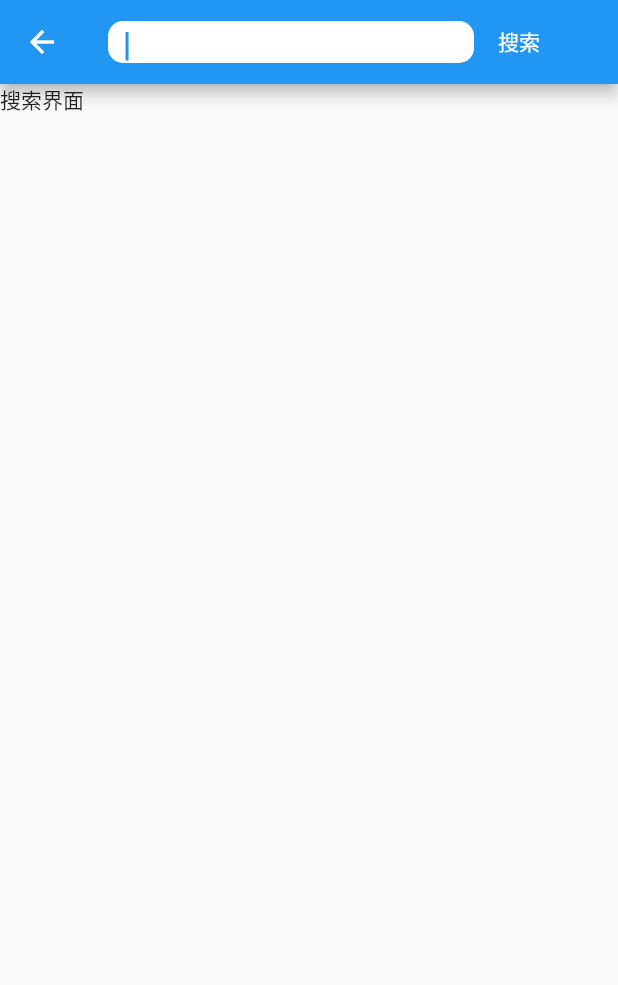
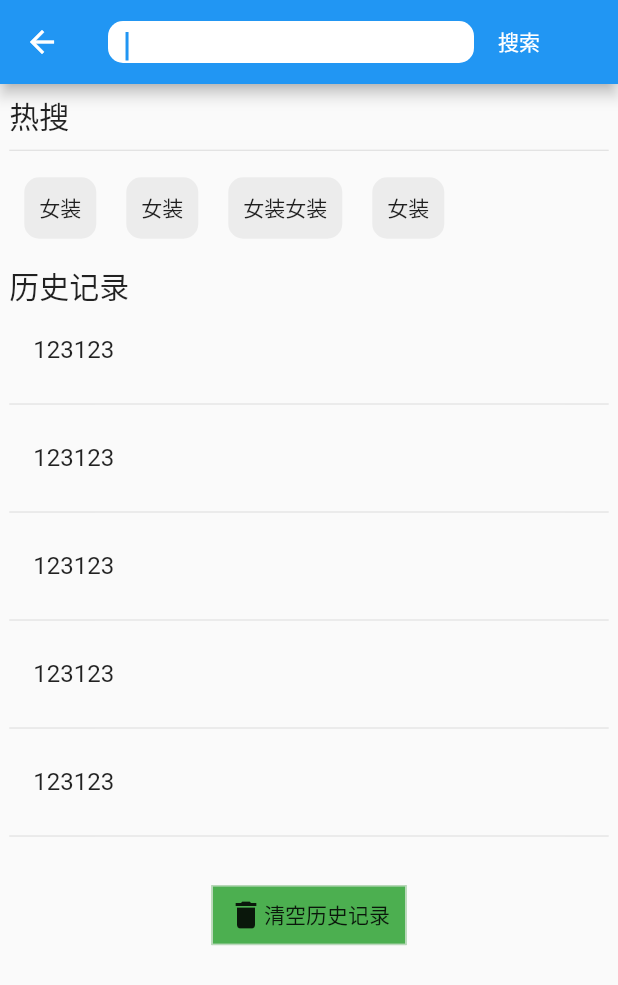
Before and after one commit to NXliujunjie/LJJJDShop, a Flutter app: the SearchVc screen opened directly, on a phone screen of 412 x 824 dp. Shown: the top 985 px of the screen. Run offline on Flutter 3.47's test engine with Material 2 defaults, Android fonts, the phone set to English and light mode, and no system bars; our stand-ins replace dio, flutter_screenutil, flutter_swiper; network calls fail.

Commit message:
搜索界面

```diff
--- a/jdshop/lib/pages/tabs/Category/Category.dart
+++ b/jdshop/lib/pages/tabs/Category/Category.dart
@@ -125,7 +125,7 @@ class _CategoryVcState extends State<CategoryVc>
         (ljjAdaper.getScreenWidthDP() - leftScreenWidth - 20 - 20) / 3;
     var rightItemHeight =
         (ljjAdaper.getScreenWidthDP() - leftScreenWidth - 20 - 20) / 3 +
-            ljjAdaper.height(28) +
+            ljjAdaper.height(30) +
             ljjAdaper.height(5);
     if (this._cateItemModelList.length <= 0) {
       return Expanded(
@@ -169,7 +169,7 @@ class _CategoryVcState extends State<CategoryVc>
                         height: ljjAdaper.height(5),
                       ),
                       Container(
-                        height: ljjAdaper.height(28),
+                        height: ljjAdaper.height(32),
                         child: Text(this._cateDetailItemModelList[index].title),
                       )
                     ],
--- a/jdshop/lib/pages/tabs/Search/search.dart
+++ b/jdshop/lib/pages/tabs/Search/search.dart
@@ -1,4 +1,5 @@
 import 'package:flutter/material.dart';
+import 'package:jdshop/service/ljjAdaper.dart';
 
 class SearchVc extends StatefulWidget {
   SearchVc({Key key}) : super(key: key);
@@ -9,18 +10,17 @@ class SearchVc extends StatefulWidget {
 class _SearchVcState extends State<SearchVc> {
   @override
   Widget build(BuildContext context) {
-   return Container(
-       child: Scaffold(
+    ljjAdaper.init(context);
+    return Container(
+      child: Scaffold(
         appBar: AppBar(
           title: Container(
             child: TextField(
               autofocus: true,
               decoration: InputDecoration(
-                border: OutlineInputBorder(
-                  borderSide: BorderSide.none,
-                  borderRadius: BorderRadius.circular(10)
-                )
-              ),
+                  border: OutlineInputBorder(
+                      borderSide: BorderSide.none,
+                      borderRadius: BorderRadius.circular(10))),
             ),
             height: 28,
             decoration: BoxDecoration(
@@ -36,7 +36,7 @@ class _SearchVcState extends State<SearchVc> {
                 children: <Widget>[
                   InkWell(
                     child: Text('搜索'),
-                    onTap: (){
+                    onTap: () {
                       print('123123123123123');
                     },
                   )
@@ -45,8 +45,117 @@ class _SearchVcState extends State<SearchVc> {
             )
           ],
         ),
-        body: Text('搜索界面'),
-       ),
+        body: Container(
+          padding: EdgeInsets.all(ljjAdaper.height(10)),
+          child: ListView(
+            children: <Widget>[
+              Container(
+                child: Text(
+                  '热搜',
+                  style: Theme.of(context).textTheme.title,
+                ),
+              ),
+              Divider(),
+              Wrap(
+                children: <Widget>[
+                  Container(
+                    padding: EdgeInsets.all(10),
+                    margin: EdgeInsets.all(10),
+                    child: Text('女装'),
+                    decoration: BoxDecoration(
+                      color: Color.fromRGBO(233, 233, 233, 0.8),
+                      borderRadius: BorderRadius.circular(10),
+                    ),
+                  ),
+                  Container(
+                    padding: EdgeInsets.all(10),
+                    margin: EdgeInsets.all(10),
+                    child: Text('女装'),
+                    decoration: BoxDecoration(
+                      color: Color.fromRGBO(233, 233, 233, 0.8),
+                      borderRadius: BorderRadius.circular(10),
+                    ),
+                  ),
+                  Container(
+                    padding: EdgeInsets.all(10),
+                    margin: EdgeInsets.all(10),
+                    child: Text('女装女装'),
+                    decoration: BoxDecoration(
+                      color: Color.fromRGBO(233, 233, 233, 0.8),
+                      borderRadius: BorderRadius.circular(10),
+                    ),
+                  ),
+                  Container(
+                    padding: EdgeInsets.all(10),
+                    margin: EdgeInsets.all(10),
+                    child: Text('女装'),
+                    decoration: BoxDecoration(
+                      color: Color.fromRGBO(233, 233, 233, 0.8),
+                      borderRadius: BorderRadius.circular(10),
+                    ),
+                  ),
+                ],
+              ),
+              SizedBox(height: ljjAdaper.height(10)),
+              Container(
+                child: Text(
+                  '历史记录',
+                  style: Theme.of(context).textTheme.title,
+                ),
+              ),
+              Column(
+                children: <Widget>[
+                  ListTile(
+                    title: Text('123123'),
+                  ),
+                  Divider(),
+                  ListTile(
+                    title: Text('123123'),
+                  ),
+                  Divider(),
+                  ListTile(
+                    title: Text('123123'),
+                  ),
+                  Divider(),
+                  ListTile(
+                    title: Text('123123'),
+                  ),
+                  Divider(),
+                  ListTile(
+                    title: Text('123123'),
+                  ),
+                  Divider(),
+                ],
+              ),
+              SizedBox(
+                height: ljjAdaper.height(40),
+              ),
+              Row(
+                mainAxisAlignment: MainAxisAlignment.center,
+                children: <Widget>[
+                  Container(
+                    width: 130,
+                    height: 40,
+                    decoration: BoxDecoration(
+                        color: Colors.green,
+                        border: Border.all(
+                          color: Color.fromRGBO(233, 233, 233, 0.7),
+                          width: 1,
+                        )),
+                    child: Row(
+                      mainAxisAlignment: MainAxisAlignment.center,
+                      children: <Widget>[
+                        Icon(Icons.delete),
+                        Text('清空历史记录'),
+                      ],
+                    ),
+                  )
+                ],
+              )
+            ],
+          ),
+        ),
+      ),
     );
   }
 }
--- a/jdshop/lib/pages/tabs/Tab.dart
+++ b/jdshop/lib/pages/tabs/Tab.dart
@@ -33,7 +33,7 @@ class _TabsState extends State<Tabs> {
         leading: IconButton(
           icon: Icon(
             Icons.center_focus_weak,
-            size: ljjAdaper.sizeFont(28),
+            size: ljjAdaper.sizeFont(35),
             color: Colors.black,
           ),
           onPressed: () {},
@@ -42,7 +42,7 @@ class _TabsState extends State<Tabs> {
           IconButton(
             icon: Icon(
               Icons.message,
-              size: ljjAdaper.sizeFont(28),
+              size: ljjAdaper.sizeFont(35),
               color: Colors.black,
             ),
             onPressed: () {},
```
